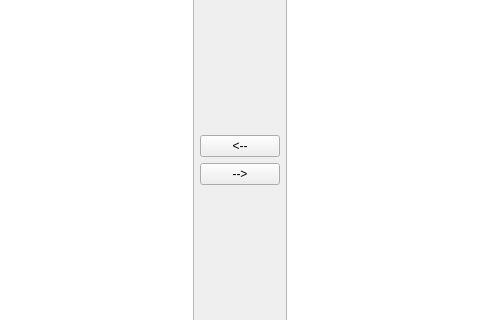
dkratzert/FinalCif, file finalcif/gui/loop_creator_ui.ui: the form before one commit; both pictures show x 160 to 640 and y 140 to 460 of the 800 by 600 pixel window.
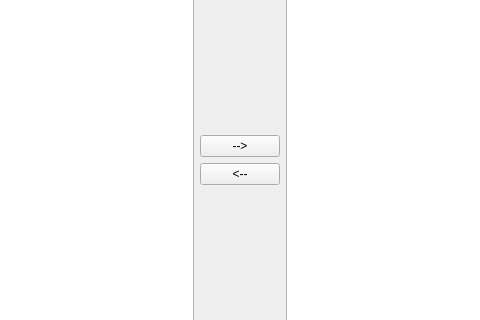
The form after the commit.

Commit message: adding shifting keys right/left

Diff of the .ui file:
```diff
--- a/finalcif/gui/loop_creator_ui.ui
+++ b/finalcif/gui/loop_creator_ui.ui
@@ -66,13 +66,6 @@
        </property>
       </spacer>
      </item>
-     <item>
-      <widget class="QPushButton" name="leftPushButton">
-       <property name="text">
-        <string>&lt;--</string>
-       </property>
-      </widget>
-     </item>
      <item>
       <widget class="QPushButton" name="rightPushButton">
        <property name="text">
@@ -80,6 +73,13 @@
        </property>
       </widget>
      </item>
+     <item>
+      <widget class="QPushButton" name="leftPushButton">
+       <property name="text">
+        <string>&lt;--</string>
+       </property>
+      </widget>
+     </item>
      <item>
       <spacer name="verticalSpacer">
        <property name="orientation">
```
Left out of the diff: 2 changed lines with no effect on the pictures. The commit also changes 2 other files.
